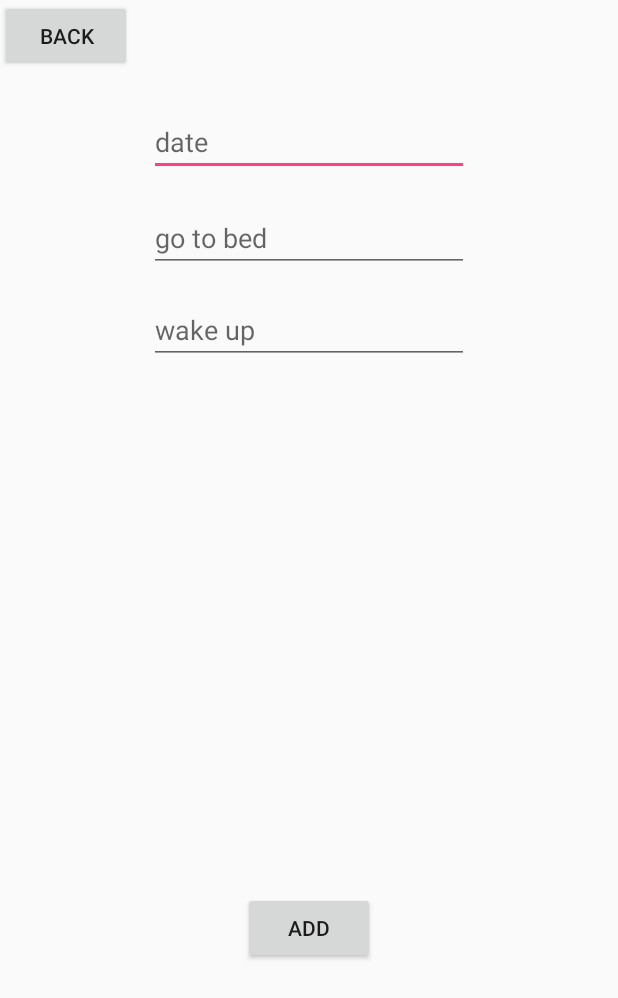
After one commit to oasong/Healthy, an Android app: the layout activity_sleepform.xml on its own in the app's theme, with its tools: preview values and no code run, on a phone screen of 412 x 824 dp. The commit adds this screen. Shown: the top 998 px of the screen. Run offline under Robolectric (Android 15) with nearby library versions, the phone set to English and light mode, and no system bars.

Commit message:
Work Shop เพิ่ม Sleep เพิ่ม function Sleep ตั้งเวลานอน/ตื่น

```diff
--- a/app/build.gradle
+++ b/app/build.gradle
@@ -29,5 +29,6 @@ dependencies {
     implementation 'com.google.firebase:firebase-core:16.0.1'
     implementation 'com.google.firebase:firebase-auth:16.0.3'
     implementation 'com.google.firebase:firebase-firestore:17.1.0'
+    implementation 'joda-time:joda-time:2.9.4'
 }
 apply plugin: 'com.google.gms.google-services'
--- a/app/src/main/AndroidManifest.xml
+++ b/app/src/main/AndroidManifest.xml
@@ -20,7 +20,10 @@
         <activity android:name=".registerpage" />
         <activity android:name=".menupage" />
         <activity android:name=".weightpage" />
-        <activity android:name=".addweightpage"></activity>
+        <activity android:name=".addweightpage" />
+        <activity android:name=".sleepform" />
+        <activity android:name=".sleepitem" />
+        <activity android:name=".sleep"></activity>
     </application>
 
 </manifest>
--- /dev/null
+++ b/app/src/main/res/layout/activity_sleepform.xml
@@ -0,0 +1,62 @@
+<?xml version="1.0" encoding="utf-8"?>
+<RelativeLayout xmlns:android="http://schemas.android.com/apk/res/android"
+    xmlns:app="http://schemas.android.com/apk/res-auto"
+    xmlns:tools="http://schemas.android.com/tools"
+    android:layout_width="match_parent"
+    android:layout_height="match_parent"
+    tools:context=".sleepform">
+
+    <EditText
+        android:id="@+id/sleepformdate"
+        android:layout_width="wrap_content"
+        android:layout_height="wrap_content"
+        android:layout_alignStart="@+id/sleepformstart"
+        android:layout_alignParentTop="true"
+        android:layout_marginTop="72dp"
+        android:ems="10"
+        android:hint="date"
+        android:inputType="date"
+        />
+
+
+    <EditText
+        android:id="@+id/sleepformstart"
+        android:layout_width="wrap_content"
+        android:layout_height="wrap_content"
+        android:layout_alignParentTop="true"
+        android:layout_centerHorizontal="true"
+        android:layout_marginTop="136dp"
+        android:ems="10"
+        android:hint="go to bed"
+        android:inputType="time"
+        android:focusable="false"/>
+
+    <EditText
+        android:id="@+id/sleepformend"
+        android:layout_width="wrap_content"
+        android:layout_height="wrap_content"
+        android:layout_alignStart="@+id/sleepformdate"
+        android:layout_alignParentTop="true"
+        android:layout_marginTop="197dp"
+        android:ems="10"
+        android:hint="wake up"
+        android:inputType="time"
+        android:focusable="false"/>
+
+    <Button
+        android:id="@+id/sleepformadd"
+        android:layout_width="wrap_content"
+        android:layout_height="wrap_content"
+        android:layout_alignParentBottom="true"
+        android:layout_centerHorizontal="true"
+        android:layout_marginBottom="181dp"
+        android:text="add" />
+
+    <Button
+        android:id="@+id/sleepformback"
+        android:layout_width="wrap_content"
+        android:layout_height="wrap_content"
+        android:layout_alignParentStart="true"
+        android:layout_alignParentTop="true"
+        android:text="back" />
+</RelativeLayout>
--- a/build.gradle
+++ b/build.gradle
@@ -7,7 +7,7 @@ buildscript {
         jcenter()
     }
     dependencies {
-        classpath 'com.android.tools.build:gradle:3.1.4'
+        classpath 'com.android.tools.build:gradle:3.2.1'
         classpath 'com.google.gms:google-services:4.0.1'
 
 
```
Also changed, not shown: app/src/main/java/it59070098/kmitl/healthy/Database/dbhelp.java (added, +99 -0 lines), app/src/main/java/it59070098/kmitl/healthy/menupage.java (+4 -3 lines), app/src/main/java/it59070098/kmitl/healthy/sleep.java (added, +99 -0 lines), app/src/main/java/it59070098/kmitl/healthy/sleepAdapter.java (added, +79 -0 lines), app/src/main/java/it59070098/kmitl/healthy/sleepform.java (added, +176 -0 lines), app/src/main/java/it59070098/kmitl/healthy/sleepitem.java (added, +64 -0 lines), app/src/main/res/layout/activity_sleep.xml (added, +33 -0 lines), app/src/main/res/layout/activity_weightpage.xml (+5 -3 lines), gradle/wrapper/gradle-wrapper.properties.
